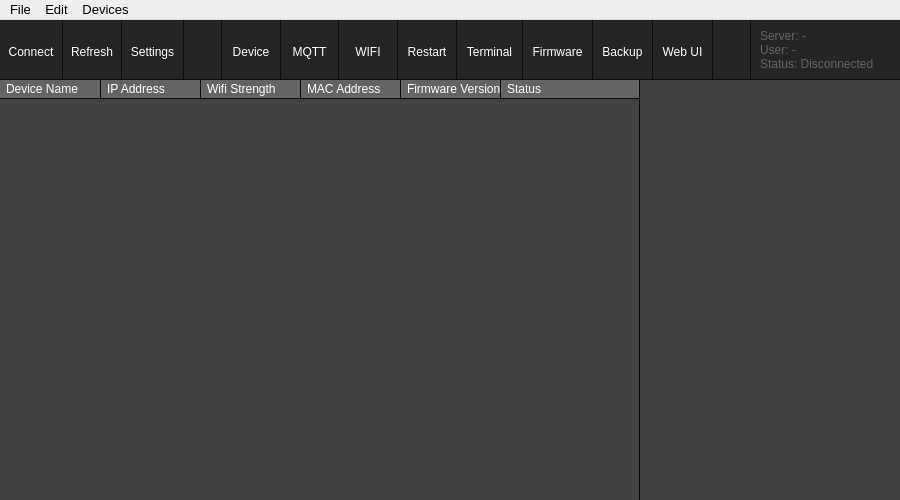
tom-23/TasmoManager, file src/gui/mainwindow.ui: the form before one commit.
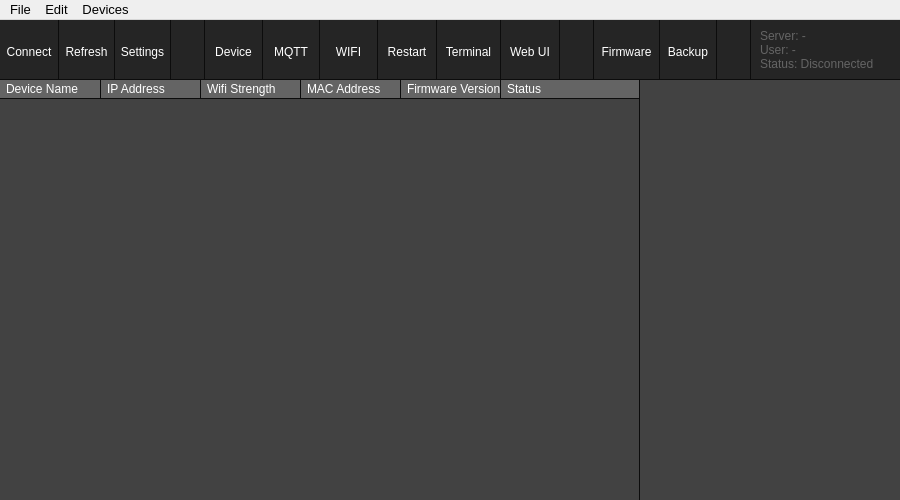
The form after the commit. Icons and pictures are not drawn. Custom widgets are drawn as their Qt base class.

Patch:
```diff
--- a/src/gui/mainwindow.ui
+++ b/src/gui/mainwindow.ui
@@ -92,6 +92,11 @@
 	border-left: 1px Solid #0C0C0C;
 }
 
+#toolBar #deviceToolsContainer {
+	background-color: #252525;
+	border-left: 1px Solid #0C0C0C;
+}
+
 QTreeWidget::item {
    	padding: 5px;
 	border: 0px; 
@@ -556,6 +561,69 @@
            </widget>
           </item>
           <item>
+           <widget class="QToolButton" name="webUIButton">
+            <property name="sizePolicy">
+             <sizepolicy hsizetype="Preferred" vsizetype="Preferred">
+              <horstretch>0</horstretch>
+              <verstretch>0</verstretch>
+             </sizepolicy>
+            </property>
+            <property name="text">
+             <string>Web UI</string>
+            </property>
+            <property name="icon">
+             <iconset resource="../../resources/resources.qrc">
+              <normaloff>:/32/assets/32_web.svg</normaloff>:/32/assets/32_web.svg</iconset>
+            </property>
+            <property name="iconSize">
+             <size>
+              <width>30</width>
+              <height>30</height>
+             </size>
+            </property>
+            <property name="popupMode">
+             <enum>QToolButton::DelayedPopup</enum>
+            </property>
+            <property name="toolButtonStyle">
+             <enum>Qt::ToolButtonTextUnderIcon</enum>
+            </property>
+           </widget>
+          </item>
+         </layout>
+        </widget>
+       </item>
+       <item>
+        <spacer name="horizontalSpacer_2">
+         <property name="orientation">
+          <enum>Qt::Horizontal</enum>
+         </property>
+         <property name="sizeHint" stdset="0">
+          <size>
+           <width>40</width>
+           <height>20</height>
+          </size>
+         </property>
+        </spacer>
+       </item>
+       <item>
+        <widget class="QWidget" name="deviceToolsContainer" native="true">
+         <layout class="QHBoxLayout" name="horizontalLayout_4">
+          <property name="spacing">
+           <number>0</number>
+          </property>
+          <property name="leftMargin">
+           <number>1</number>
+          </property>
+          <property name="topMargin">
+           <number>0</number>
+          </property>
+          <property name="rightMargin">
+           <number>0</number>
+          </property>
+          <property name="bottomMargin">
+           <number>0</number>
+          </property>
+          <item>
            <widget class="QToolButton" name="firmwareButton">
             <property name="enabled">
              <bool>true</bool>
@@ -593,7 +661,7 @@
           <item>
            <widget class="QToolButton" name="backupButton">
             <property name="enabled">
-             <bool>false</bool>
+             <bool>true</bool>
             </property>
             <property name="sizePolicy">
              <sizepolicy hsizetype="Preferred" vsizetype="Preferred">
@@ -628,40 +696,11 @@
             </property>
            </widget>
           </item>
-          <item>
-           <widget class="QToolButton" name="webUIButton">
-            <property name="sizePolicy">
-             <sizepolicy hsizetype="Preferred" vsizetype="Preferred">
-              <horstretch>0</horstretch>
-              <verstretch>0</verstretch>
-             </sizepolicy>
-            </property>
-            <property name="text">
-             <string>Web UI</string>
-            </property>
-            <property name="icon">
-             <iconset resource="../../resources/resources.qrc">
-              <normaloff>:/32/assets/32_web.svg</normaloff>:/32/assets/32_web.svg</iconset>
-            </property>
-            <property name="iconSize">
-             <size>
-              <width>30</width>
-              <height>30</height>
-             </size>
-            </property>
-            <property name="popupMode">
-             <enum>QToolButton::DelayedPopup</enum>
-            </property>
-            <property name="toolButtonStyle">
-             <enum>Qt::ToolButtonTextUnderIcon</enum>
-            </property>
-           </widget>
-          </item>
          </layout>
         </widget>
        </item>
        <item>
-        <spacer name="horizontalSpacer_2">
+        <spacer name="horizontalSpacer_3">
          <property name="orientation">
           <enum>Qt::Horizontal</enum>
          </property>
```
